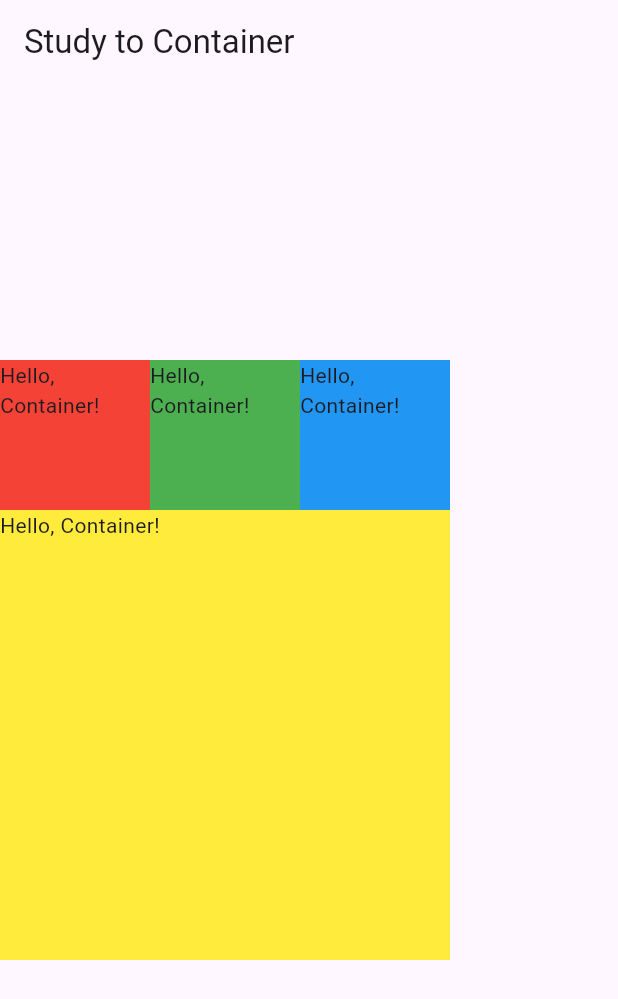
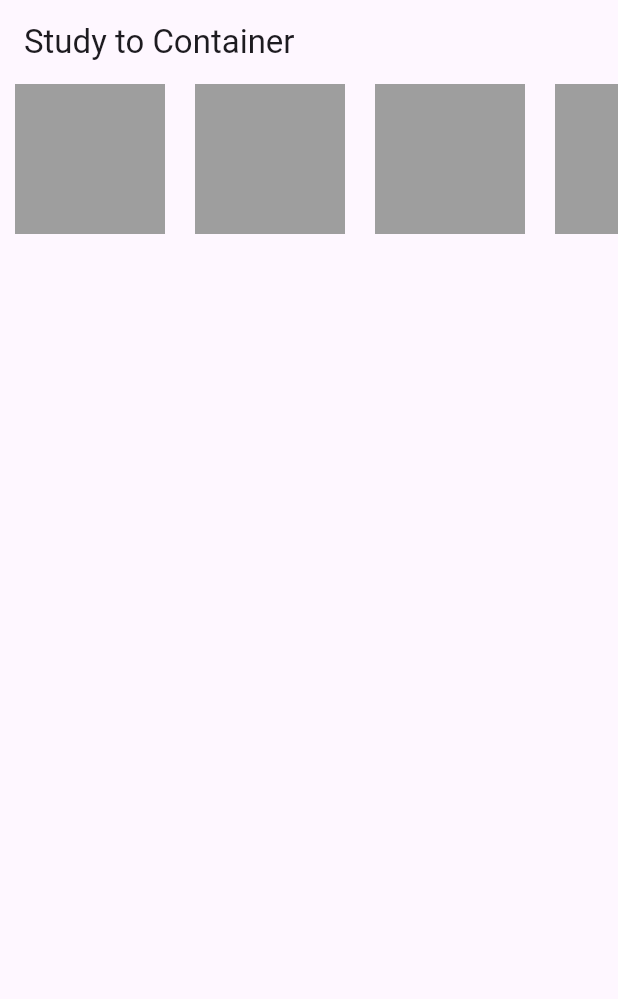
Before and after one commit to soonSoonyy/study-demo, a Flutter app: the screen it shows after launch, on a phone screen of 412 x 824 dp. Shown: the top 999 px of the screen. Run offline on Flutter 3.47's test engine with Material 3 defaults, Android fonts, the phone set to English and light mode, and no system bars.

Commit message:
컬럼 위젯 실습 - 스크롤 뷰 사용하기

```diff
--- a/flutter_app_test/lib/main.dart
+++ b/flutter_app_test/lib/main.dart
@@ -13,42 +13,65 @@ void main() {
 class Body extends StatelessWidget {
   @override
   Widget build(BuildContext context) {
-    return Container(
-      child: Column(
-        mainAxisAlignment: MainAxisAlignment.center,
-        crossAxisAlignment: CrossAxisAlignment.end,
-        children: [
-          Row(
-            mainAxisSize: MainAxisSize.min,
-            mainAxisAlignment: MainAxisAlignment.center,
-            crossAxisAlignment: CrossAxisAlignment.end,
+    return SingleChildScrollView(
+      scrollDirection: Axis.horizontal,
+      child: Row(
         children: [
           Container(
+            color: Colors.grey,
             width: 100,
             height: 100,
-                color: Colors.red,
-                child: Text('Hello, Container!'),
+            margin: EdgeInsets.symmetric(horizontal: 10),
           ),
           Container(
+            color: Colors.grey,
             width: 100,
             height: 100,
-                color: Colors.green,
-                child: Text('Hello, Container!'),
+            margin: EdgeInsets.symmetric(horizontal: 10),
           ),
           Container(
+            color: Colors.grey,
             width: 100,
             height: 100,
-                color: Colors.blue,
-                child: Text('Hello, Container!'),
-              ),
-            ],
+            margin: EdgeInsets.symmetric(horizontal: 10),
           ),
           Container(
-            width: 300,
-            height: 300,
-            color: Colors.yellow,
-            child: Text('Hello, Container!'),
-          )
+            color: Colors.grey,
+            width: 100,
+            height: 100,
+            margin: EdgeInsets.symmetric(horizontal: 10),
+          ),
+          Container(
+            color: Colors.grey,
+            width: 100,
+            height: 100,
+            margin: EdgeInsets.symmetric(horizontal: 10),
+          ),
+          Container(
+            color: Colors.grey,
+            width: 100,
+            height: 100,
+            margin: EdgeInsets.symmetric(horizontal: 10),
+          ),
+          Container(
+            color: Colors.grey,
+            width: 100,
+            height: 100,
+            margin: EdgeInsets.symmetric(horizontal: 10),
+          ),
+          Container(
+            color: Colors.grey,
+            width: 100,
+            height: 100,
+            margin: EdgeInsets.symmetric(horizontal: 10),
+          ),
+          Container(
+            color: Colors.grey,
+            width: 100,
+            height: 100,
+            margin: EdgeInsets.symmetric(horizontal: 10),
+          ),
+
         ],
       ),
     );
```
Lines whose indentation alone changed are shown as unchanged.
